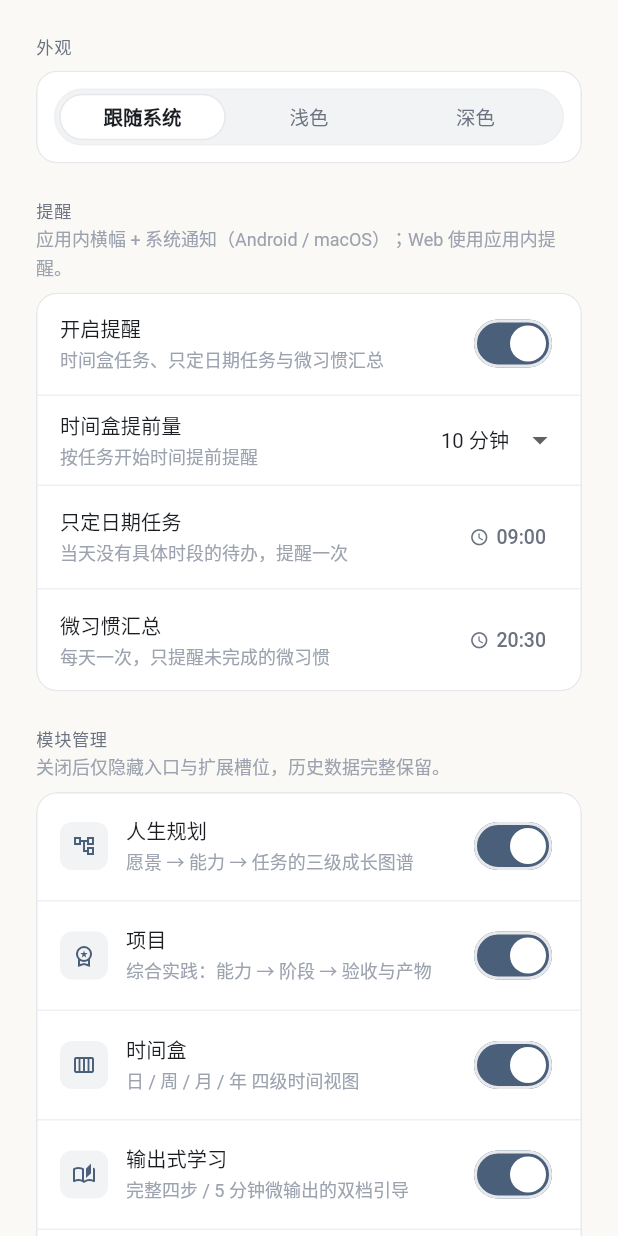
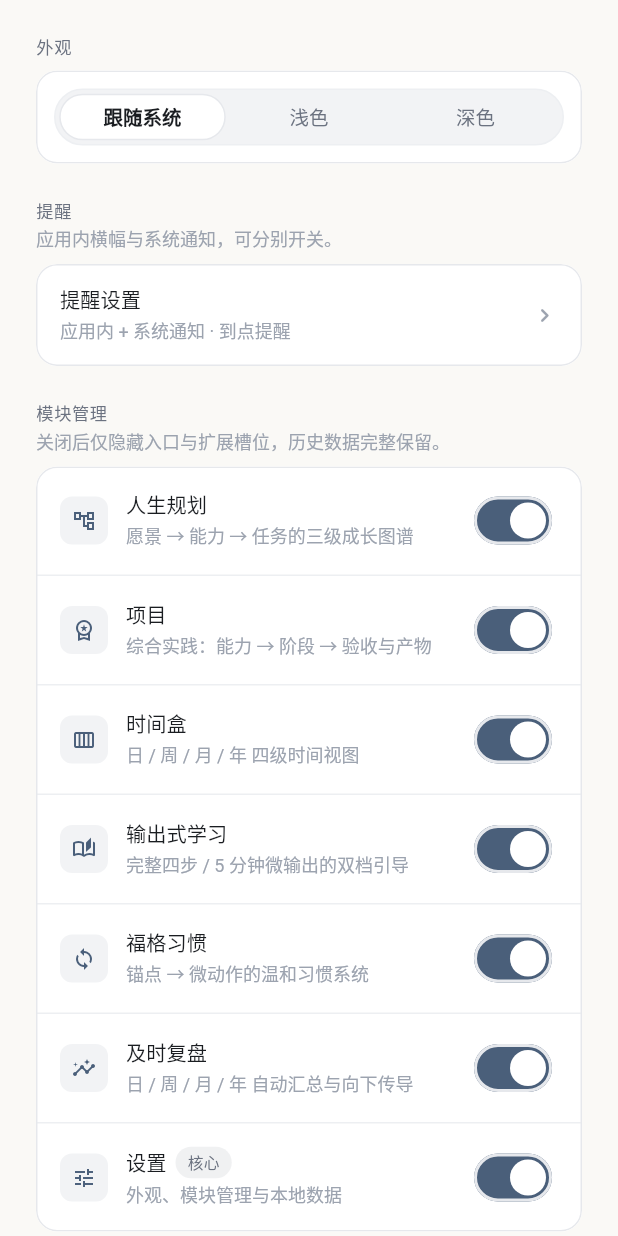
Before and after one commit to Fandecade/life-plan, a Flutter app: the SettingsPage widget shown alone on an empty page, opened directly, on a phone screen of 412 x 824 dp. Run offline on Flutter 3.47's test engine with Material 3 defaults, Android fonts, the phone set to English and light mode, and no system bars; our stand-ins replace flutter_local_notifications, flutter_timezone, hive, hive_flutter, timezone; accounts and stored records are empty; statements that could not run were skipped.

Commit message:
feat: 提醒默认到点、应用内可单独关闭、设置收敛为二级页
- 时间盒提前量默认 0（到点提醒），支持 0-1440 分钟自定义
- 应用内提醒与系统通知独立开关，旧总开关自动迁移为系统通知开关
- 设置页改为「提醒设置」入口，二级页承载全部细节
- 更新提醒测试与 README

```diff
--- a/lib/core/services/notification_service.dart
+++ b/lib/core/services/notification_service.dart
@@ -109,7 +109,7 @@ class NotificationService {
   /// 按当前数据重排未来 7 天的系统通知。
   Future<void> syncUpcoming({DateTime? now}) async {
     if (!_supported) return;
-    if (!settings.enabled) {
+    if (!settings.systemEnabled) {
       if (_lastSignature != 'disabled') {
         _lastSignature = 'disabled';
         await _plugin.cancelAll();
--- a/lib/core/services/reminder_service.dart
+++ b/lib/core/services/reminder_service.dart
@@ -143,7 +143,7 @@ class ReminderService {
   /// 与应用内 [tick] 不同：这里只返回尚未到点的提醒，供系统通知提前排期；
   /// 微习惯汇总只排今天（未来是否打卡无法预知）。
   List<ReminderEvent> upcoming({DateTime? now, int days = 7}) {
-    if (!settings.enabled) return const <ReminderEvent>[];
+    if (!settings.systemEnabled) return const <ReminderEvent>[];
     final DateTime current = now ?? DateTime.now();
     final DateTime end = current.add(Duration(days: days));
     final int lead = settings.leadMinutes;
@@ -283,7 +283,7 @@ class ReminderService {
   ///
   /// 同步只读 Hive，写盘在后台完成，避免阻塞首帧与测试。
   List<ReminderEvent> tick({DateTime? now}) {
-    if (!settings.enabled) return const <ReminderEvent>[];
+    if (!settings.inAppEnabled) return const <ReminderEvent>[];
     final DateTime current = now ?? DateTime.now();
     final Map<String, String> sent = _sent;
     final Map<String, dynamic> snoozed = _snoozed;
--- a/lib/core/services/reminder_settings.dart
+++ b/lib/core/services/reminder_settings.dart
@@ -1,31 +1,42 @@
 import 'package:flutter/foundation.dart';
 import 'package:hive/hive.dart';
 
-/// 提醒设置：总开关、时间盒提前量、微习惯汇总与只定日期任务提醒时间。
+/// 提醒设置：应用内与系统通知可分别开关，提前量默认「到点提醒」。
 ///
 /// 只负责读写偏好，不做任何调度；调度与去重在 [ReminderService]。
 class ReminderSettings extends ChangeNotifier {
   ReminderSettings(this._settings) {
-    _enabled = _readBool(_enabledKey, true);
+    _inAppEnabled = _readBool(_inAppKey, true);
+    _systemEnabled = _readBool(_systemKey, _readBool(_legacyEnabledKey, true));
     _leadMinutes = _readLeadMinutes();
     _habitDigestMinutes = _readMinutes(_habitDigestKey, 20 * 60 + 30);
     _dateOnlyMinutes = _readMinutes(_dateOnlyKey, 9 * 60);
   }
 
-  static const String _enabledKey = 'app.reminder.enabled';
+  static const String _inAppKey = 'app.reminder.inAppEnabled';
+  static const String _systemKey = 'app.reminder.systemEnabled';
+  static const String _legacyEnabledKey = 'app.reminder.enabled';
   static const String _leadKey = 'app.reminder.leadMinutes';
   static const String _habitDigestKey = 'app.reminder.habitDigestMinutes';
   static const String _dateOnlyKey = 'app.reminder.dateOnlyMinutes';
 
   static const List<int> leadOptions = <int>[0, 5, 10, 15, 30];
 
+  /// 自定义提前量的上限：一天。
+  static const int maxLeadMinutes = 24 * 60;
+
   final Box<dynamic> _settings;
-  bool _enabled = true;
-  int _leadMinutes = 10;
+  bool _inAppEnabled = true;
+  bool _systemEnabled = true;
+  int _leadMinutes = 0;
   int _habitDigestMinutes = 20 * 60 + 30;
   int _dateOnlyMinutes = 9 * 60;
 
-  bool get enabled => _enabled;
+  /// 应用内横幅提醒。
+  bool get inAppEnabled => _inAppEnabled;
+
+  /// 系统本地通知（Android / macOS）。
+  bool get systemEnabled => _systemEnabled;
 
   int get leadMinutes => _leadMinutes;
 
@@ -33,9 +44,21 @@ class ReminderSettings extends ChangeNotifier {
 
   int get dateOnlyMinutes => _dateOnlyMinutes;
 
+  String get leadLabel =>
+      _leadMinutes == 0 ? '到点提醒' : '提前 $_leadMinutes 分钟';
+
   String get habitDigestLabel => minutesLabel(_habitDigestMinutes);
 
   String get dateOnlyLabel => minutesLabel(_dateOnlyMinutes);
+
+  /// 设置页入口的摘要，例如「应用内 + 系统通知 · 到点提醒」。
+  String get summaryLabel {
+    final List<String> channels = <String>[];
+    if (_inAppEnabled) channels.add('应用内');
+    if (_systemEnabled) channels.add('系统通知');
+    if (channels.isEmpty) return '已关闭';
+    return '${channels.join(' + ')} · $leadLabel';
+  }
 
   static String minutesLabel(int minutes) {
     final int hour = (minutes ~/ 60).clamp(0, 23);
@@ -43,15 +66,22 @@ class ReminderSettings extends ChangeNotifier {
     return '${hour.toString().padLeft(2, '0')}:${minute.toString().padLeft(2, '0')}';
   }
 
-  Future<void> setEnabled(bool value) async {
-    if (_enabled == value) return;
-    _enabled = value;
+  Future<void> setInAppEnabled(bool value) async {
+    if (_inAppEnabled == value) return;
+    _inAppEnabled = value;
     notifyListeners();
-    await _settings.put(_enabledKey, value);
+    await _settings.put(_inAppKey, value);
+  }
+
+  Future<void> setSystemEnabled(bool value) async {
+    if (_systemEnabled == value) return;
+    _systemEnabled = value;
+    notifyListeners();
+    await _settings.put(_systemKey, value);
   }
 
   Future<void> setLeadMinutes(int value) async {
-    if (!leadOptions.contains(value) || _leadMinutes == value) return;
+    if (value < 0 || value > maxLeadMinutes || _leadMinutes == value) return;
     _leadMinutes = value;
     notifyListeners();
     await _settings.put(_leadKey, value);
@@ -86,7 +116,9 @@ class ReminderSettings extends ChangeNotifier {
 
   int _readLeadMinutes() {
     final Object? stored = _settings.get(_leadKey);
-    if (stored is int && leadOptions.contains(stored)) return stored;
-    return 10;
+    if (stored is int && stored >= 0 && stored <= maxLeadMinutes) {
+      return stored;
+    }
+    return 0;
   }
 }
--- a/lib/modules/settings/settings_page.dart
+++ b/lib/modules/settings/settings_page.dart
@@ -19,6 +19,7 @@ import '../../core/widgets/app_button.dart';
 import '../../core/widgets/app_card.dart';
 import '../../core/widgets/app_chip.dart';
 import '../../core/widgets/state_views.dart';
+import 'reminder_settings_page.dart';
 
 class SettingsPage extends StatelessWidget {
   const SettingsPage({super.key});
@@ -58,12 +59,12 @@ class SettingsPage extends StatelessWidget {
               const SizedBox(height: AppSpacing.xl),
               const SectionHeader(
                 title: '提醒',
-                subtitle: '应用内横幅 + 系统通知（Android / macOS）；Web 使用应用内提醒。',
+                subtitle: '应用内横幅与系统通知，可分别开关。',
               ),
               const SizedBox(height: AppSpacing.sm),
               const AppCard(
                 padding: EdgeInsets.zero,
-                child: _ReminderSection(),
+                child: _ReminderEntry(),
               ),
               const SizedBox(height: AppSpacing.xl),
               SectionHeader(
@@ -109,115 +110,23 @@ class SettingsPage extends StatelessWidget {
   }
 }
 
-class _ReminderSection extends StatelessWidget {
-  const _ReminderSection();
+class _ReminderEntry extends StatelessWidget {
+  const _ReminderEntry();
 
   @override
   Widget build(BuildContext context) {
+    final AppPalette palette = context.palette;
     final ReminderSettings settings = context.watch<ReminderSettings>();
-    return Column(
-      children: <Widget>[
-        _ReminderRow(
-          title: '开启提醒',
-          subtitle: '时间盒任务、只定日期任务与微习惯汇总',
-          trailing: Switch(
-            value: settings.enabled,
-            onChanged: (bool value) => settings.setEnabled(value),
+    return InkWell(
+      onTap: () => Navigator.of(context).push(
+        MaterialPageRoute<void>(
+          builder: (_) => const ReminderSettingsPage(),
         ),
       ),
-        const Divider(height: 1),
-        _ReminderRow(
-          title: '时间盒提前量',
-          subtitle: '按任务开始时间提前提醒',
-          trailing: DropdownButton<int>(
-            value: settings.leadMinutes,
-            isDense: true,
-            underline: const SizedBox.shrink(),
-            borderRadius: BorderRadius.circular(AppRadius.sm),
-            items: ReminderSettings.leadOptions
-                .map(
-                  (int value) => DropdownMenuItem<int>(
-                    value: value,
-                    child: Text(
-                      value == 0 ? '到点提醒' : '$value 分钟',
-                      style: context.texts.bodyMedium,
-                    ),
-                  ),
-                )
-                .toList(growable: false),
-            onChanged: (int? value) {
-              if (value != null) settings.setLeadMinutes(value);
-            },
-          ),
-        ),
-        const Divider(height: 1),
-        _ReminderRow(
-          title: '只定日期任务',
-          subtitle: '当天没有具体时段的待办，提醒一次',
-          trailing: AppGhostButton(
-            label: settings.dateOnlyLabel,
-            icon: Icons.schedule_rounded,
-            dense: true,
-            onPressed: () => _pickTime(
-              context,
-              settings.dateOnlyMinutes,
-              settings.setDateOnlyMinutes,
-            ),
-          ),
-        ),
-        const Divider(height: 1),
-        _ReminderRow(
-          title: '微习惯汇总',
-          subtitle: '每天一次，只提醒未完成的微习惯',
-          trailing: AppGhostButton(
-            label: settings.habitDigestLabel,
-            icon: Icons.schedule_rounded,
-            dense: true,
-            onPressed: () => _pickTime(
-              context,
-              settings.habitDigestMinutes,
-              settings.setHabitDigestMinutes,
-            ),
-          ),
-        ),
-      ],
-    );
-  }
-
-  Future<void> _pickTime(
-    BuildContext context,
-    int current,
-    Future<void> Function(int minutes) onPicked,
-  ) async {
-    final TimeOfDay? picked = await showTimePicker(
-      context: context,
-      initialTime: TimeOfDay(hour: current ~/ 60, minute: current % 60),
-      helpText: '选择提醒时间',
-      cancelText: '取消',
-      confirmText: '确定',
-    );
-    if (picked == null) return;
-    await onPicked(picked.hour * 60 + picked.minute);
-  }
-}
-
-class _ReminderRow extends StatelessWidget {
-  const _ReminderRow({
-    required this.title,
-    required this.subtitle,
-    required this.trailing,
-  });
-
-  final String title;
-  final String subtitle;
-  final Widget trailing;
-
-  @override
-  Widget build(BuildContext context) {
-    return Padding(
+      child: Padding(
         padding: const EdgeInsets.symmetric(
           horizontal: AppSpacing.lg,
-        vertical: 10,
+          vertical: 14,
         ),
         child: Row(
           children: <Widget>[
@@ -225,15 +134,20 @@ class _ReminderRow extends StatelessWidget {
               child: Column(
                 crossAxisAlignment: CrossAxisAlignment.start,
                 children: <Widget>[
-                Text(title, style: context.texts.titleSmall),
+                  Text('提醒设置', style: context.texts.titleSmall),
                   const SizedBox(height: 2),
-                Text(subtitle, style: context.texts.bodySmall),
+                  Text(settings.summaryLabel, style: context.texts.bodySmall),
                 ],
               ),
             ),
             const SizedBox(width: AppSpacing.sm),
-          trailing,
+            Icon(
+              Icons.chevron_right_rounded,
+              size: 18,
+              color: palette.textTertiary,
+            ),
           ],
+        ),
       ),
     );
   }
```
Also changed, not shown: lib/modules/settings/reminder_settings_page.dart (added, +354 -0 lines), 4 other files. Lines whose indentation alone changed are shown as unchanged.
